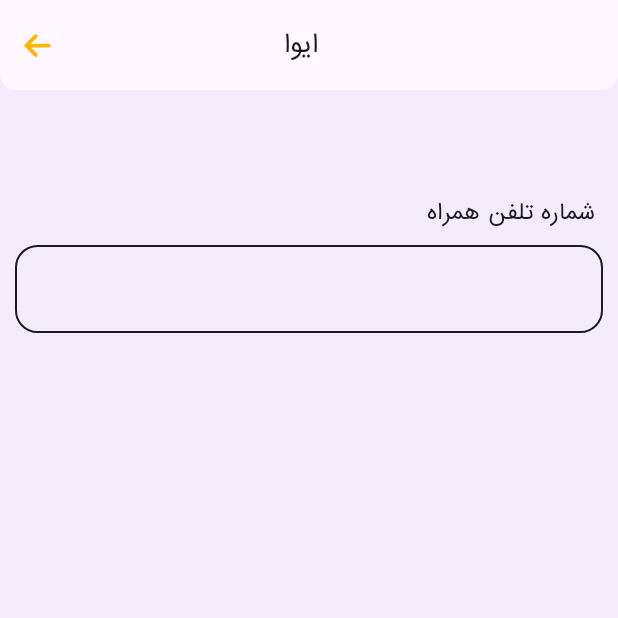
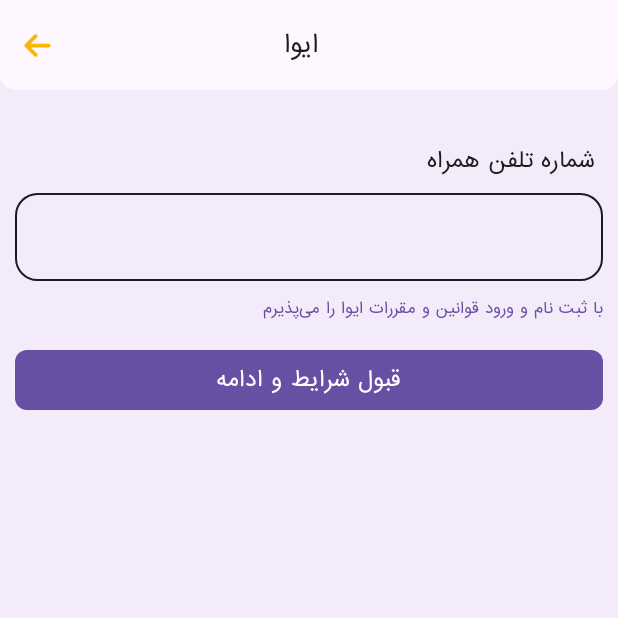
Before and after one commit to amirMohammadShirin/sweetiva, an Android app built with Jetpack Compose: the screen it shows after launch (MainActivity), after a tap on "ورود", on a phone screen of 412 x 824 dp, the top half of it. Run offline under Robolectric (Android 15) with nearby library versions, the phone set to English and light mode, and no system bars; our stand-ins replace Dagger/Hilt's generated code, constraintlayout-compose.

Commit message:
change primary button

```diff
--- a/core/designsystem/src/main/kotlin/com/sweet/iva/core/designsystem/component/Button.kt
+++ b/core/designsystem/src/main/kotlin/com/sweet/iva/core/designsystem/component/Button.kt
@@ -7,6 +7,7 @@ import androidx.compose.foundation.layout.RowScope
 import androidx.compose.foundation.layout.padding
 import androidx.compose.foundation.layout.size
 import androidx.compose.foundation.layout.sizeIn
+import androidx.compose.foundation.shape.RoundedCornerShape
 import androidx.compose.material3.Button
 import androidx.compose.material3.ButtonColors
 import androidx.compose.material3.ButtonDefaults
@@ -38,7 +39,7 @@ import com.sweet.iva.core.designsystem.theme.AppTheme
 @Composable
 fun AppButton(
     onClick: () -> Unit,
-    modifier: Modifier = Modifier,
+    modifier: Modifier,
     enabled: Boolean = true,
     contentPadding: PaddingValues = ButtonDefaults.ContentPadding,
     colors: ButtonColors = ButtonDefaults.buttonColors(
@@ -52,6 +53,7 @@ fun AppButton(
         enabled = enabled,
         colors = colors,
         contentPadding = contentPadding,
+        shape = RoundedCornerShape(8.dp),
         content = content
     )
 }
@@ -63,7 +65,7 @@ fun AppPrimaryButton(
     enabled: Boolean = true,
     text: String
 ) {
-    Button(
+    AppButton(
         onClick = onClick,
         modifier = modifier,
         enabled = enabled
--- a/feature/login/src/main/java/com/sweet/iva/feature/login/phoneEntry/model/PhoneEntryUiModel.kt
+++ b/feature/login/src/main/java/com/sweet/iva/feature/login/phoneEntry/model/PhoneEntryUiModel.kt
@@ -1,8 +1,9 @@
 package com.sweet.iva.feature.login.phoneEntry.model
 
 data class PhoneEntryUiModel(
-    val phoneNumberModel: PhoneNumberModel = PhoneNumberModel()
+    val phoneNumberModel: PhoneNumberModel = PhoneNumberModel(),
 )
+
 
 data class PhoneNumberModel(
     val value: String = "",
--- a/feature/login/src/main/java/com/sweet/iva/feature/login/phoneEntry/view/PhoneEntryScreen.kt
+++ b/feature/login/src/main/java/com/sweet/iva/feature/login/phoneEntry/view/PhoneEntryScreen.kt
@@ -1,15 +1,23 @@
 package com.sweet.iva.feature.login.phoneEntry.view
 
 import androidx.compose.foundation.layout.Spacer
+import androidx.compose.foundation.layout.fillMaxSize
 import androidx.compose.foundation.layout.fillMaxWidth
 import androidx.compose.foundation.layout.height
+import androidx.compose.foundation.rememberScrollState
+import androidx.compose.foundation.verticalScroll
 import androidx.compose.material3.MaterialTheme
+import androidx.compose.material3.ProvideTextStyle
+import androidx.compose.material3.Text
 import androidx.compose.runtime.Composable
 import androidx.compose.ui.Modifier
+import androidx.compose.ui.text.style.TextAlign
 import androidx.compose.ui.unit.dp
 import androidx.constraintlayout.compose.ConstraintLayout
+import androidx.constraintlayout.compose.Dimension
 import androidx.hilt.navigation.compose.hiltViewModel
 import com.sweet.iva.core.designsystem.component.AppBackground
+import com.sweet.iva.core.designsystem.component.AppPrimaryButton
 import com.sweet.iva.core.designsystem.component.AppTextField
 import com.sweet.iva.core.designsystem.component.AppToolbar
 import com.sweet.iva.core.designsystem.component.ThemePreviews
@@ -21,6 +29,7 @@ import com.sweet.iva.feature.login.R
 import com.sweet.iva.feature.login.phoneEntry.model.PhoneEntryAction
 import com.sweet.iva.feature.login.phoneEntry.model.PhoneEntryEvent
 import com.sweet.iva.feature.login.phoneEntry.model.PhoneEntryUiModel
+import com.sweet.iva.feature.login.phoneEntry.model.PhoneNumberModel
 import com.sweet.iva.feature.login.phoneEntry.viewmodel.PhoneEntryViewModel
 
 /**
@@ -38,9 +47,27 @@ class PhoneEntryScreen : BaseScreen<PhoneEntryUiModel, PhoneEntryAction, PhoneEn
 
         val viewModel = viewModel()
 
-        ConstraintLayout {
+        PhoneNumberEntryContent(
+            onToolbarIconClicked = { viewModel.navigateBack() },
+            phoneNumber = state.phoneNumberModel,
+            onPhoneNumberChanged = { viewModel.process(PhoneEntryAction.OnPhoneNumberChanged(it)) }
+        )
 
-            val (toolbarRef, phoneNumberRef, topSpacerRef) = createRefs()
+    }
+
+    @Composable
+    private fun PhoneNumberEntryContent(
+        phoneNumber: PhoneNumberModel,
+        onToolbarIconClicked: () -> Unit,
+        onPhoneNumberChanged: (value: String) -> Unit
+    ) {
+        ConstraintLayout(
+            modifier = Modifier
+                .fillMaxSize()
+                .verticalScroll(rememberScrollState())
+        ) {
+
+            val (toolbarRef, phoneNumberRef, topSpacerRef, termsRef, btnEnterRef) = createRefs()
 
             AppToolbar(
                 modifier = Modifier
@@ -52,9 +79,7 @@ class PhoneEntryScreen : BaseScreen<PhoneEntryUiModel, PhoneEntryAction, PhoneEn
                     .fillMaxWidth(),
                 toolbarTitle = "ایوا",
                 leftIcon = R.drawable.ic_arrow_left,
-                onLeftIconClicked = {
-                    viewModel.navigateBack()
-                }
+                onLeftIconClicked = onToolbarIconClicked
             )
 
             Spacer(
@@ -64,7 +89,7 @@ class PhoneEntryScreen : BaseScreen<PhoneEntryUiModel, PhoneEntryAction, PhoneEn
                         start.linkTo(parent.start)
                         end.linkTo(parent.end)
                     }
-                    .height(50.dp)
+                    .height(MaterialTheme.dimens.largeGap)
             )
 
             AppTextField(
@@ -75,17 +100,43 @@ class PhoneEntryScreen : BaseScreen<PhoneEntryUiModel, PhoneEntryAction, PhoneEn
                         end.linkTo(parent.end, MaterialTheme.dimens.defaultGap)
                     }
                     .fillMaxWidth(),
-                value = state.phoneNumberModel.value,
-                onValueChange = {
-                    viewModel.process(PhoneEntryAction.OnPhoneNumberChanged(it))
-                },
-                isError = !state.phoneNumberModel.errorMessage.isNullOrEmpty(),
-                supportingText = state.phoneNumberModel.errorMessage,
+                value = phoneNumber.value,
+                onValueChange = onPhoneNumberChanged,
+                isError = !phoneNumber.errorMessage.isNullOrEmpty(),
+                supportingText = phoneNumber.errorMessage,
                 label = "شماره تلفن همراه"
             )
 
+
+            ProvideTextStyle(value = MaterialTheme.typography.labelSmall) {
+                Text(
+                    modifier = Modifier
+                        .constrainAs(termsRef) {
+                            top.linkTo(phoneNumberRef.bottom)
+                            start.linkTo(phoneNumberRef.start,MaterialTheme.dimens.defaultGap)
+                            end.linkTo(phoneNumberRef.end,MaterialTheme.dimens.defaultGap)
+                            width = Dimension.fillToConstraints
+                        },
+
+                    textAlign = TextAlign.End,
+                    color = MaterialTheme.colorScheme.primary,
+                    text = "با ثبت نام و ورود قوانین و مقررات ایوا را می\u200Cپذیرم"
+                )
+            }
+
+            AppPrimaryButton(
+                modifier = Modifier
+                    .constrainAs(btnEnterRef) {
+                        top.linkTo(termsRef.bottom, MaterialTheme.dimens.largeGap)
+                        start.linkTo(phoneNumberRef.start,MaterialTheme.dimens.defaultGap)
+                        end.linkTo(phoneNumberRef.end,MaterialTheme.dimens.defaultGap)
+                        width = Dimension.fillToConstraints
+                    },
+                onClick = { },
+                text = "قبول شرایط و ادامه"
+            )
+
         }
-
     }
 
     @ThemePreviews
@@ -95,7 +146,11 @@ class PhoneEntryScreen : BaseScreen<PhoneEntryUiModel, PhoneEntryAction, PhoneEn
             AppBackground(modifier = Modifier) {
 
             }
-            Content(state = PhoneEntryUiModel())
+            PhoneNumberEntryContent(
+                phoneNumber = PhoneNumberModel(),
+                onToolbarIconClicked = { },
+                onPhoneNumberChanged = {}
+            )
         }
     }
 
```
